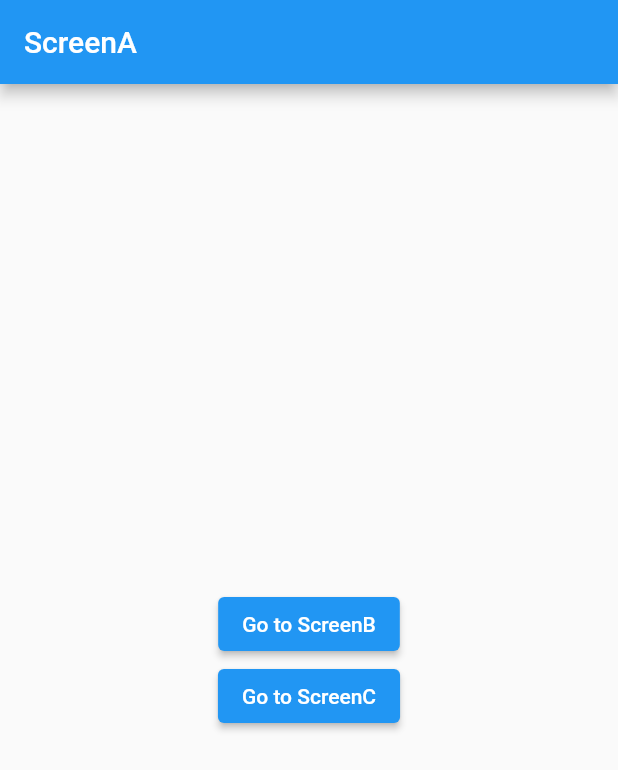
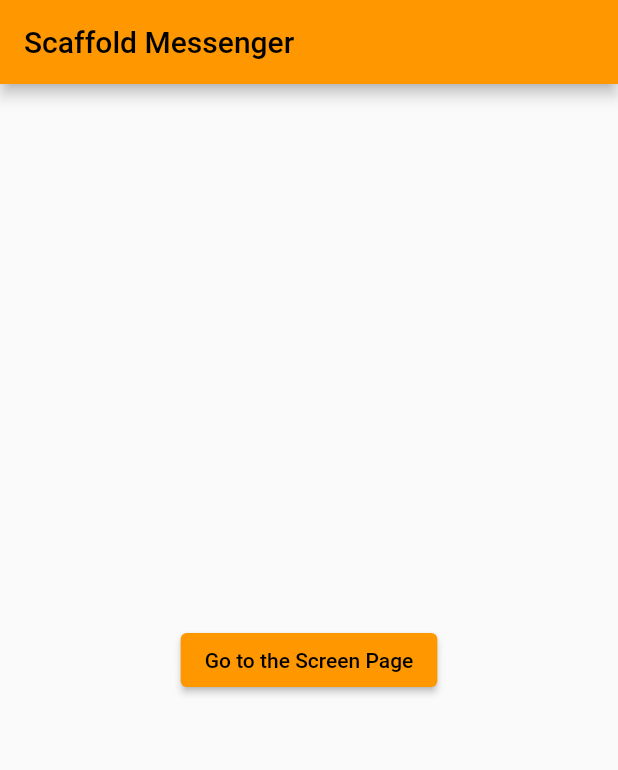
Before and after one commit to bozlo/flutter_example, a Flutter app: the screen it shows after launch, on a phone screen of 412 x 824 dp. Shown: the top 770 px of the screen. Run offline on Flutter 3.47's test engine with Material 2 defaults, Android fonts, the phone set to English and light mode, and no system bars.

Commit message:
snackbar 2

```diff
--- a/lib/main.dart
+++ b/lib/main.dart
@@ -1,8 +1,4 @@
 import 'package:flutter/material.dart';
-import 'package:fluttertoast/fluttertoast.dart';
-import 'ScreenA.dart';
-import 'ScreenB.dart';
-import 'ScreenC.dart';
 
 void main() => runApp(MyApp());
 
@@ -12,16 +8,65 @@ class MyApp extends StatelessWidget {
   @override
   Widget build(BuildContext context) {
     return MaterialApp(
-      title: 'Navigator demo',
-      initialRoute: '/',
-      routes: {
-        '/': (context)=> const ScreenA(),
-        '/b': (context)=>const ScreenB(),
-        '/c': (context)=>const ScreenC(),
-      },
+      title: "Scaffold Messenger",
       theme: ThemeData(
-        primarySwatch: Colors.blue,
+        primarySwatch: Colors.orange,
+      ),
+      home: FirstPage(),
+    );
+  }
+}
+
+class FirstPage extends StatelessWidget {
+  const FirstPage({Key? key}) : super(key: key);
+
+  @override
+  Widget build(BuildContext context) {
+    return Scaffold(
+      appBar: AppBar(
+        title: Text('Scaffold Messenger'),
+      ),
+      body: Center(
+        child: ElevatedButton(
+          child: Text('Go to the Screen Page'),
+          onPressed: () {
+            Navigator.push(context, MaterialPageRoute(
+              builder: (context)=>SecondPage(),
+            ),);
+          },
+        ),
       ),
     );
   }
 }
+
+class SecondPage extends StatelessWidget {
+  const SecondPage({Key? key}) : super(key: key);
+
+  @override
+  Widget build(BuildContext context) {
+    return Scaffold(
+      appBar: AppBar(
+        title: Text('Scaffold Messenger'),
+      ),
+      body: Center(
+        child: Text('Hello world'),
+      ),
+      floatingActionButton: FloatingActionButton(
+        child: Icon(Icons.thumb_up),
+        onPressed: () {
+          ScaffoldMessenger.of(context).showSnackBar(SnackBar(
+            content: Text('Like a new snack bar!'),
+            duration: Duration(seconds: 5),
+            action: SnackBarAction(
+              label: "OK",
+              onPressed: () {  },
+            ),
+
+          ));
+        },
+      ),
+
+    );
+  }
+}
```
